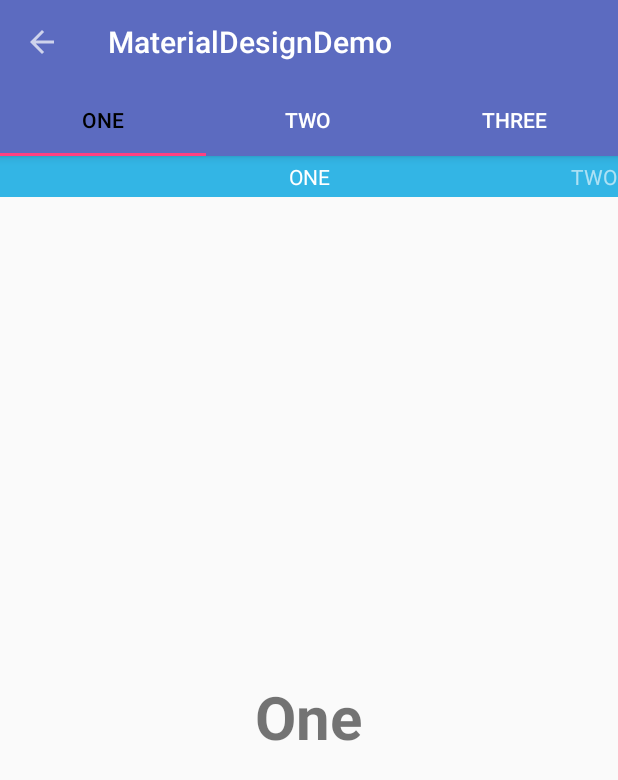
After one commit to lalit3686/MaterialDesignDemo, an Android app: the OneFragment screen opened directly, with no data from a screen before it, on a phone screen of 412 x 824 dp. The commit adds this screen. Shown: the top 780 px of the screen. Run offline under Robolectric (Android 15) with nearby library versions, the phone set to English and light mode, and no system bars.

Commit message:
Added demo of Tabs
Added demo of Tabs

```diff
--- a/app/src/main/AndroidManifest.xml
+++ b/app/src/main/AndroidManifest.xml
@@ -22,7 +22,7 @@
         </activity>
         <activity android:name=".BottomNavigationActivity"></activity>
         <activity android:name=".NavigationDrawerActivity"></activity>
-        <activity android:name=".FireBaseChatActivity"></activity>
+        <activity android:name=".TabLayoutActivity"></activity>
     </application>
 
 </manifest>
--- a/app/src/main/java/com/example/materialdesigndemo/MainActivity.java
+++ b/app/src/main/java/com/example/materialdesigndemo/MainActivity.java
@@ -135,7 +135,7 @@ public class MainActivity extends AppCompatActivity implements CustomOnItemClick
                 break;
             case R.id.fab1:
                 showSnackBar(v, "This is snackbar on RecyclerView");
-                startActivity(new Intent(v.getContext(), FireBaseChatActivity.class));
+                startActivity(new Intent(v.getContext(), TabLayoutActivity.class));
                 break;
         }
     }
--- /dev/null
+++ b/app/src/main/java/com/example/materialdesigndemo/OneFragment.java
@@ -0,0 +1,26 @@
+package com.example.materialdesigndemo;
+
+import android.os.Bundle;
+import android.support.v4.app.Fragment;
+import android.view.LayoutInflater;
+import android.view.View;
+import android.view.ViewGroup;
+
+public class OneFragment extends Fragment {
+
+    public OneFragment() {
+        // Required empty public constructor
+    }
+
+    @Override
+    public void onCreate(Bundle savedInstanceState) {
+        super.onCreate(savedInstanceState);
+    }
+
+    @Override
+    public View onCreateView(LayoutInflater inflater, ViewGroup container,
+                             Bundle savedInstanceState) {
+        // Inflate the layout for this fragment
+        return inflater.inflate(R.layout.fragment_one, container, false);
+    }
+}
--- /dev/null
+++ b/app/src/main/java/com/example/materialdesigndemo/TabLayoutActivity.java
@@ -0,0 +1,88 @@
+package com.example.materialdesigndemo;
+
+import android.os.Bundle;
+import android.support.design.widget.TabLayout;
+import android.support.v4.app.Fragment;
+import android.support.v4.app.FragmentManager;
+import android.support.v4.app.FragmentPagerAdapter;
+import android.support.v4.view.ViewPager;
+import android.support.v7.app.AppCompatActivity;
+import android.support.v7.widget.Toolbar;
+import android.view.MenuItem;
+
+import java.util.ArrayList;
+import java.util.List;
+
+/**
+ * Created by plalit on 6/22/2016.
+ */
+public class TabLayoutActivity extends AppCompatActivity {
+
+    private Toolbar toolbar;
+    private TabLayout tabLayout;
+    private ViewPager viewPager;
+
+    @Override
+    protected void onCreate(Bundle savedInstanceState) {
+        super.onCreate(savedInstanceState);
+
+        setContentView(R.layout.tab_layout_activity);
+
+        toolbar = (Toolbar) findViewById(R.id.toolbar);
+        setSupportActionBar(toolbar);
+        getSupportActionBar().setDisplayHomeAsUpEnabled(true);
+
+        viewPager = (ViewPager) findViewById(R.id.viewpager);
+        setupViewPager(viewPager);
+
+        tabLayout = (TabLayout) findViewById(R.id.tabs);
+        tabLayout.setupWithViewPager(viewPager);
+    }
+
+    private void setupViewPager(ViewPager viewPager) {
+        ViewPagerAdapter adapter = new ViewPagerAdapter(getSupportFragmentManager());
+        adapter.addFragment(new OneFragment(), "ONE");
+        adapter.addFragment(new TwoFragment(), "TWO");
+        adapter.addFragment(new ThreeFragment(), "THREE");
+        viewPager.setAdapter(adapter);
+    }
+
+    class ViewPagerAdapter extends FragmentPagerAdapter {
+        private final List<Fragment> mFragmentList = new ArrayList<>();
+        private final List<String> mFragmentTitleList = new ArrayList<>();
+
+        public ViewPagerAdapter(FragmentManager manager) {
+            super(manager);
+        }
+
+        @Override
+        public Fragment getItem(int position) {
+            return mFragmentList.get(position);
+        }
+
+        @Override
+        public int getCount() {
+            return mFragmentList.size();
+        }
+
+        public void addFragment(Fragment fragment, String title) {
+            mFragmentList.add(fragment);
+            mFragmentTitleList.add(title);
+        }
+
+        @Override
+        public CharSequence getPageTitle(int position) {
+            return mFragmentTitleList.get(position);
+        }
+    }
+
+    @Override
+    public boolean onOptionsItemSelected(MenuItem item) {
+        switch (item.getItemId()){
+            case android.R.id.home:
+                finish();
+                break;
+        }
+        return super.onOptionsItemSelected(item);
+    }
+}
--- /dev/null
+++ b/app/src/main/java/com/example/materialdesigndemo/ThreeFragment.java
@@ -0,0 +1,26 @@
+package com.example.materialdesigndemo;
+
+import android.os.Bundle;
+import android.support.v4.app.Fragment;
+import android.view.LayoutInflater;
+import android.view.View;
+import android.view.ViewGroup;
+
+public class ThreeFragment extends Fragment {
+
+    public ThreeFragment() {
+        // Required empty public constructor
+    }
+
+    @Override
+    public void onCreate(Bundle savedInstanceState) {
+        super.onCreate(savedInstanceState);
+    }
+
+    @Override
+    public View onCreateView(LayoutInflater inflater, ViewGroup container,
+                             Bundle savedInstanceState) {
+        // Inflate the layout for this fragment
+        return inflater.inflate(R.layout.fragment_three, container, false);
+    }
+}
--- /dev/null
+++ b/app/src/main/java/com/example/materialdesigndemo/TwoFragment.java
@@ -0,0 +1,26 @@
+package com.example.materialdesigndemo;
+
+import android.os.Bundle;
+import android.support.v4.app.Fragment;
+import android.view.LayoutInflater;
+import android.view.View;
+import android.view.ViewGroup;
+
+public class TwoFragment extends Fragment {
+
+    public TwoFragment() {
+        // Required empty public constructor
+    }
+
+    @Override
+    public void onCreate(Bundle savedInstanceState) {
+        super.onCreate(savedInstanceState);
+    }
+
+    @Override
+    public View onCreateView(LayoutInflater inflater, ViewGroup container,
+                             Bundle savedInstanceState) {
+        // Inflate the layout for this fragment
+        return inflater.inflate(R.layout.fragment_two, container, false);
+    }
+}
--- /dev/null
+++ b/app/src/main/res/layout/fragment_one.xml
@@ -0,0 +1,13 @@
+<RelativeLayout xmlns:android="http://schemas.android.com/apk/res/android"
+    android:layout_width="match_parent"
+    android:layout_height="match_parent">
+
+    <TextView
+        android:layout_width="wrap_content"
+        android:layout_height="wrap_content"
+        android:layout_centerInParent="true"
+        android:text="One"
+        android:textSize="40dp"
+        android:textStyle="bold" />
+
+</RelativeLayout>
--- /dev/null
+++ b/app/src/main/res/layout/tab_layout_activity.xml
@@ -0,0 +1,43 @@
+<android.support.design.widget.CoordinatorLayout xmlns:android="http://schemas.android.com/apk/res/android"
+    xmlns:app="http://schemas.android.com/apk/res-auto"
+    android:layout_width="match_parent"
+    android:layout_height="match_parent">
+
+    <android.support.design.widget.AppBarLayout
+        android:layout_width="match_parent"
+        android:layout_height="wrap_content">
+
+        <android.support.v7.widget.Toolbar
+            android:id="@+id/toolbar"
+            android:layout_width="match_parent"
+            android:layout_height="wrap_content"
+            android:theme="@style/ThemeOverlay.AppCompat.Dark" />
+
+        <android.support.design.widget.TabLayout
+            android:id="@+id/tabs"
+            android:layout_width="match_parent"
+            android:layout_height="wrap_content"
+            app:tabGravity="fill"
+            app:tabMode="fixed"
+            app:tabSelectedTextColor="@android:color/black"
+            app:tabTextColor="@android:color/white" />
+
+    </android.support.design.widget.AppBarLayout>
+
+    <android.support.v4.view.ViewPager
+        android:id="@+id/viewpager"
+        android:layout_width="match_parent"
+        android:layout_height="match_parent"
+        app:layout_behavior="@string/appbar_scrolling_view_behavior">
+
+        <android.support.v4.view.PagerTitleStrip
+            android:id="@+id/pager_title_strip"
+            android:layout_width="match_parent"
+            android:layout_height="wrap_content"
+            android:layout_gravity="top"
+            android:background="#33b5e5"
+            android:paddingBottom="4dp"
+            android:paddingTop="4dp"
+            android:textColor="#fff" />
+    </android.support.v4.view.ViewPager>
+</android.support.design.widget.CoordinatorLayout>
```
Also changed, not shown: app/src/main/java/com/example/materialdesigndemo/FireBaseChatActivity.java (deleted, +0 -90 lines), app/src/main/res/layout/fragment_three.xml (added, +13 -0 lines), app/src/main/res/layout/fragment_two.xml (added, +13 -0 lines), 1 other file.
